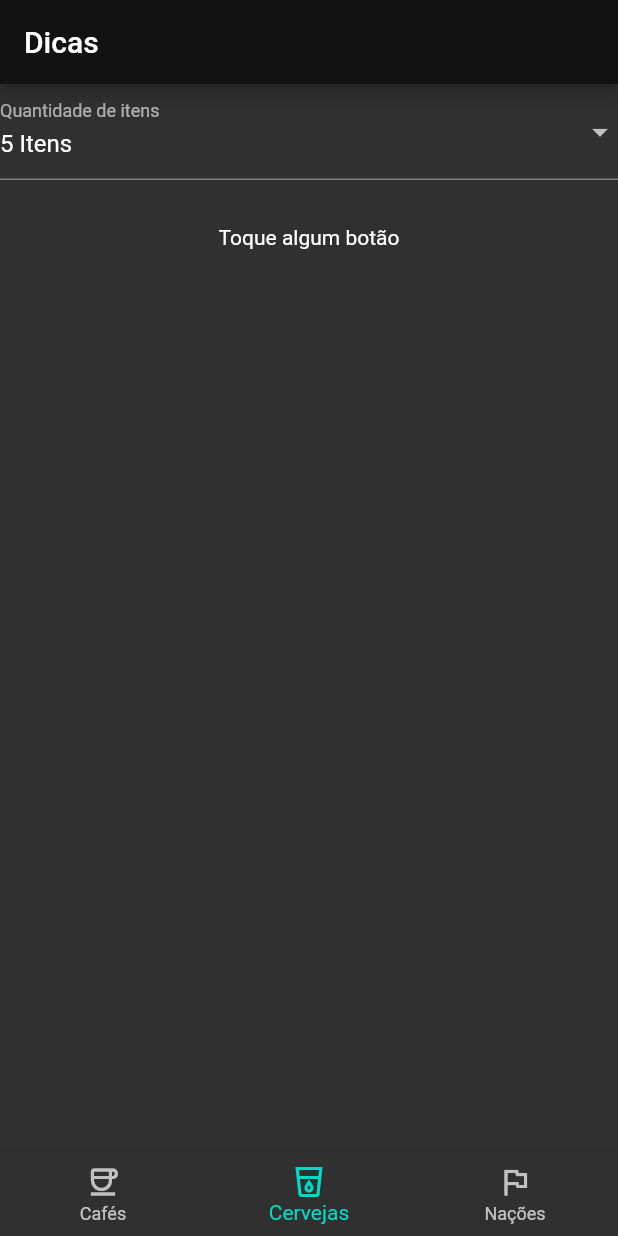
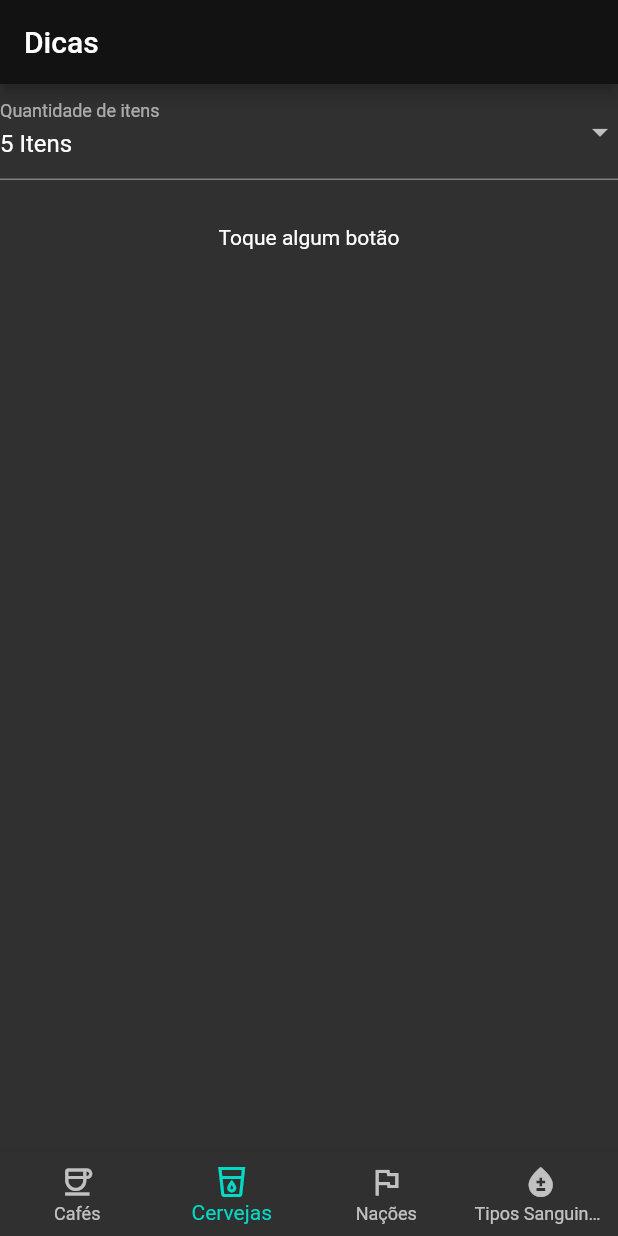
Before and after one commit to VictorRyan3612/POO_Orientada-a-objetos, a Flutter app: the screen it shows after launch, on a phone screen of 412 x 824 dp. Run offline on Flutter 3.47's test engine with Material 2 defaults, Android fonts, the phone set to English and light mode, and no system bars; our stand-ins replace flutter_hooks.

Commit message:
Receita 8 Exercise 6

```diff
--- a/un2_receita8/lib/main.dart
+++ b/un2_receita8/lib/main.dart
@@ -105,6 +105,7 @@ class NewNavBar extends HookWidget {
     var state = useState(1);
 
     return BottomNavigationBar(
+      type: BottomNavigationBarType.fixed,
       onTap: (index){
         state.value = index;
         _itemSelectedCallback(index);
@@ -127,6 +128,10 @@ class NewNavBar extends HookWidget {
         BottomNavigationBarItem(
           label: "Nações",
           icon: Icon(Icons.flag_outlined)
+        ),
+        BottomNavigationBarItem(
+          label: "Tipos Sanguineos",
+          icon: Icon(Icons.bloodtype)
         )
       ]
 
```
Also changed, not shown: un2_receita8/lib/data_service.dart (+29 -1 lines).
